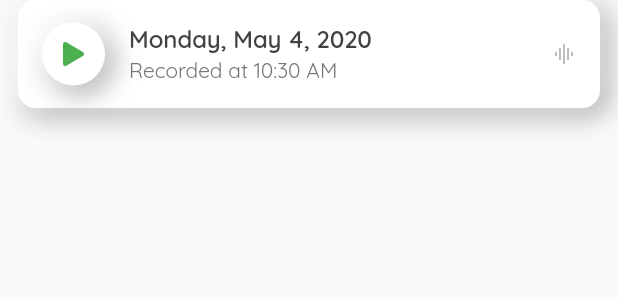
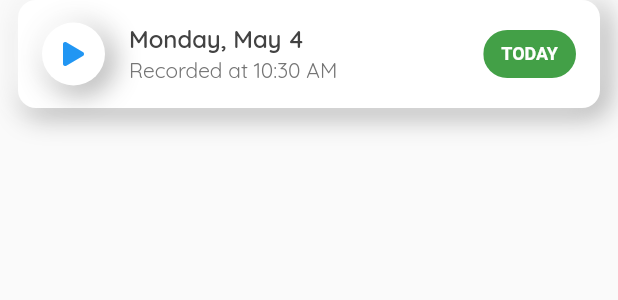
Before and after one commit to Azzeccagarbugli/Discover, a Flutter app: the TrackItemList widget shown alone on an empty page, opened directly with empty values, on a phone screen of 412 x 824 dp. Shown: the top 300 px of the screen. Run offline on Flutter 3.47's test engine with Material 2 defaults, Android fonts, the phone set to English and light mode, and no system bars; our stand-ins replace avatar_glow, flare_flutter, flip_card, flutter_slidable, font_awesome_flutter, google_nav_bar and 4 more; missing offline and left inert: flutter_circular_chart, noise_meter, spring_button; accounts and stored records are empty; generated files the repository leaves out were written again; statements that could not run were skipped.

```diff
--- a/lib/models/track.dart
+++ b/lib/models/track.dart
@@ -4,7 +4,7 @@ import 'package:hive/hive.dart';
 part 'track.g.dart';
 
 @HiveType(typeId: 0)
-class Track {
+class Track implements Comparable {
   @HiveField(0)
   final List sound;
 
@@ -19,4 +19,9 @@ class Track {
     @required this.date,
     @required this.isSaved,
   });
+
+  @override
+  int compareTo(other) {
+    return date.compareTo(other.date);
+  }
 }
--- a/lib/ui/views/tracks_page.dart
+++ b/lib/ui/views/tracks_page.dart
@@ -31,7 +31,9 @@ class _TracksViewState extends State<TracksView> {
           builder: (context, Box<Track> tracks, _) {
             if (tracks.isEmpty) {
               return NotFound(
-                pathImg: "assets/images/tracks.png",
+                pathImg: ThemeProvider.themeOf(context).id == "light_theme"
+                    ? "assets/images/tracks_light.png"
+                    : "assets/images/tracks_dark.png",
                 title: "Any track found!",
                 subtitile:
                     "If you would like to add a new track just go to the homepage and start to record a new session of sounds",
--- a/lib/ui/widgets/track_item_list.dart
+++ b/lib/ui/widgets/track_item_list.dart
@@ -14,6 +14,50 @@ class TrackItemList extends StatelessWidget {
 
   final Track trk;
 
+  static int diffInDays(DateTime date1, DateTime date2) {
+    return ((date1.difference(date2) -
+                    Duration(hours: date1.hour) +
+                    Duration(hours: date2.hour))
+                .inHours /
+            24)
+        .round();
+  }
+
+  static Widget buildIcon(Track trk) {
+    switch (diffInDays(DateTime.now(), trk.date)) {
+      case 0:
+        return Chip(
+          backgroundColor: Colors.green[600],
+          label: Text(
+            'TODAY',
+            style: TextStyle(
+              color: Colors.white,
+              fontWeight: FontWeight.bold,
+              fontSize: 12,
+            ),
+          ),
+        );
+      case 1:
+        return Chip(
+          backgroundColor: Colors.amber[800],
+          label: Text(
+            'A DAY AGO',
+            style: TextStyle(
+              color: Colors.white,
+              fontWeight: FontWeight.bold,
+              fontSize: 12,
+            ),
+          ),
+        );
+      default:
+        return Icon(
+          Icons.graphic_eq,
+          color: Colors.grey[400],
+          size: 16,
+        );
+    }
+  }
+
   @override
   Widget build(BuildContext context) {
     return Container(
@@ -26,13 +70,11 @@ class TrackItemList extends StatelessWidget {
         ),
       ),
       child: ListTile(
-        trailing: Icon(
-          Icons.graphic_eq,
-          color: Colors.grey[400],
-          size: 16,
-        ),
+        trailing: buildIcon(trk),
         title: Text(
-          DateFormat('EEEE, MMM d, ' 'yyyy').format(trk.date),
+          DateFormat('EEEE, MMM d').format(trk.date),
+          maxLines: 1,
+          overflow: TextOverflow.fade,
           style: ThemeProvider.themeOf(context)
               .data
               .primaryTextTheme
@@ -57,7 +99,7 @@ class TrackItemList extends StatelessWidget {
           child: Center(
             child: FaIcon(
               FontAwesomeIcons.play,
-              color: Colors.green,
+              color: ThemeProvider.themeOf(context).data.accentColor,
               size: 16,
             ),
           ),
--- a/pubspec.yaml
+++ b/pubspec.yaml
@@ -36,7 +36,8 @@ flutter:
   uses-material-design: true
   assets:
     - assets/flares/recording.flr
-    - assets/images/tracks.png
+    - assets/images/tracks_light.png
+    - assets/images/tracks_dark.png
   fonts:
     - family: Quicksand
       fonts:
```
Also changed, not shown: lib/ui/views/navigation_bar.dart (+10 -0 lines), lib/ui/views/saved_tracks_page.dart (added, +36 -0 lines), assets/images/tracks_dark.png (added), assets/images/tracks_light.png (renamed from assets/images/tracks.png).
